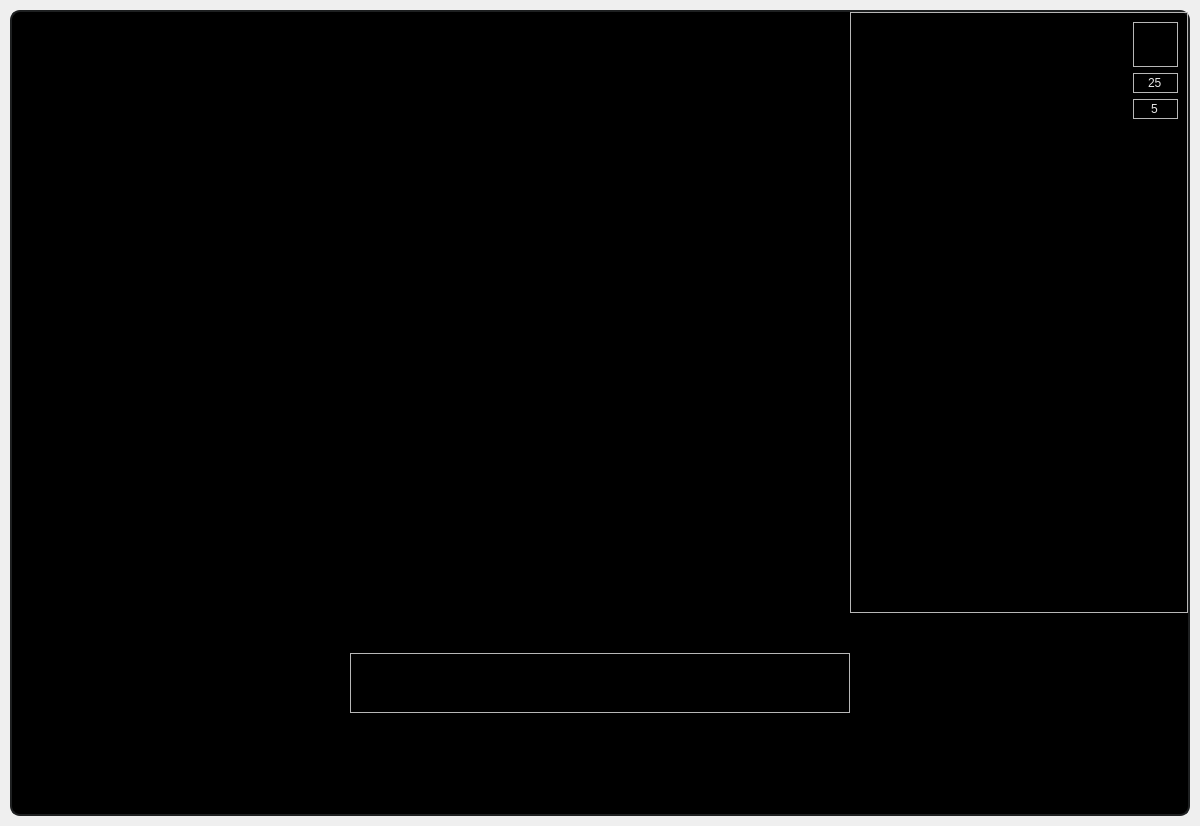
First picture: the form in main.ui, repository SurfonL/Crest, before the edit.
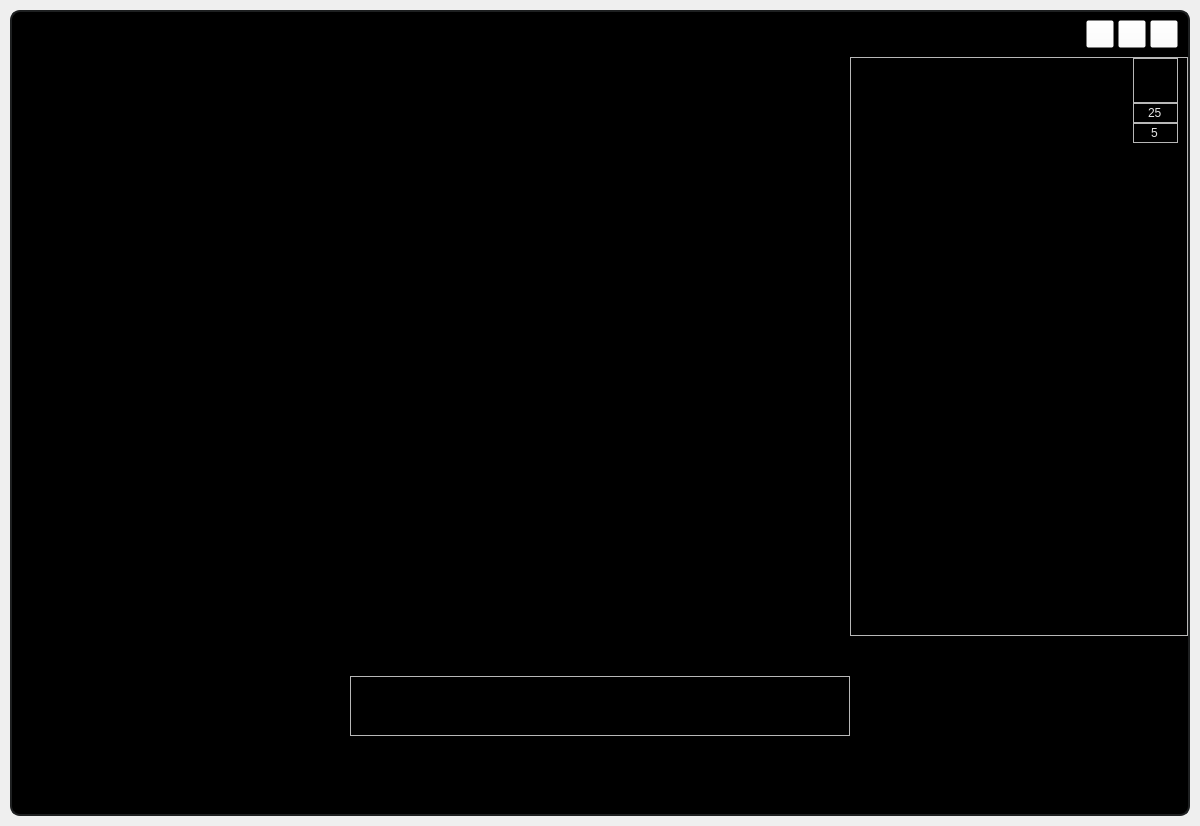
Second picture: the form after the edit. Icons and pictures are not drawn.

```diff
--- a/main.ui
+++ b/main.ui
@@ -286,65 +286,7 @@
         <property name="spacing">
          <number>0</number>
         </property>
-        <item row="1" column="1" alignment="Qt::AlignHCenter|Qt::AlignVCenter">
-         <widget class="QFrame" name="frame_3">
-          <property name="minimumSize">
-           <size>
-            <width>500</width>
-            <height>500</height>
-           </size>
-          </property>
-          <property name="maximumSize">
-           <size>
-            <width>500</width>
-            <height>500</height>
-           </size>
-          </property>
-          <property name="styleSheet">
-           <string notr="true">background: None</string>
-          </property>
-          <property name="frameShape">
-           <enum>QFrame::NoFrame</enum>
-          </property>
-          <property name="frameShadow">
-           <enum>QFrame::Raised</enum>
-          </property>
-          <layout class="QVBoxLayout" name="clock_layout0">
-           <property name="spacing">
-            <number>0</number>
-           </property>
-           <property name="sizeConstraint">
-            <enum>QLayout::SetDefaultConstraint</enum>
-           </property>
-           <property name="leftMargin">
-            <number>0</number>
-           </property>
-           <property name="topMargin">
-            <number>0</number>
-           </property>
-           <property name="rightMargin">
-            <number>0</number>
-           </property>
-           <property name="bottomMargin">
-            <number>0</number>
-           </property>
-          </layout>
-         </widget>
-        </item>
-        <item row="4" column="1">
-         <spacer name="verticalSpacer_3">
-          <property name="orientation">
-           <enum>Qt::Vertical</enum>
-          </property>
-          <property name="sizeHint" stdset="0">
-           <size>
-            <width>20</width>
-            <height>40</height>
-           </size>
-          </property>
-         </spacer>
-        </item>
-        <item row="1" column="0">
+        <item row="2" column="0">
          <spacer name="horizontalSpacer_2">
           <property name="orientation">
            <enum>Qt::Horizontal</enum>
@@ -357,7 +299,7 @@
           </property>
          </spacer>
         </item>
-        <item row="0" column="1">
+        <item row="1" column="1">
          <spacer name="verticalSpacer_4">
           <property name="orientation">
            <enum>Qt::Vertical</enum>
@@ -370,7 +312,52 @@
           </property>
          </spacer>
         </item>
-        <item row="2" column="1">
+        <item row="2" column="1" alignment="Qt::AlignHCenter|Qt::AlignVCenter">
+         <widget class="QFrame" name="frame_3">
+          <property name="minimumSize">
+           <size>
+            <width>500</width>
+            <height>500</height>
+           </size>
+          </property>
+          <property name="maximumSize">
+           <size>
+            <width>500</width>
+            <height>500</height>
+           </size>
+          </property>
+          <property name="styleSheet">
+           <string notr="true">background: None</string>
+          </property>
+          <property name="frameShape">
+           <enum>QFrame::NoFrame</enum>
+          </property>
+          <property name="frameShadow">
+           <enum>QFrame::Raised</enum>
+          </property>
+          <layout class="QVBoxLayout" name="clock_layout0">
+           <property name="spacing">
+            <number>0</number>
+           </property>
+           <property name="sizeConstraint">
+            <enum>QLayout::SetDefaultConstraint</enum>
+           </property>
+           <property name="leftMargin">
+            <number>0</number>
+           </property>
+           <property name="topMargin">
+            <number>0</number>
+           </property>
+           <property name="rightMargin">
+            <number>0</number>
+           </property>
+           <property name="bottomMargin">
+            <number>0</number>
+           </property>
+          </layout>
+         </widget>
+        </item>
+        <item row="3" column="1">
          <spacer name="verticalSpacer_6">
           <property name="orientation">
            <enum>Qt::Vertical</enum>
@@ -386,46 +373,7 @@
           </property>
          </spacer>
         </item>
-        <item row="3" column="1">
-         <widget class="QFrame" name="frame_4">
-          <property name="minimumSize">
-           <size>
-            <width>0</width>
-            <height>60</height>
-           </size>
-          </property>
-          <property name="styleSheet">
-           <string notr="true">background: None</string>
-          </property>
-          <property name="frameShape">
-           <enum>QFrame::StyledPanel</enum>
-          </property>
-          <property name="frameShadow">
-           <enum>QFrame::Raised</enum>
-          </property>
-          <layout class="QHBoxLayout" name="buttons_layout">
-           <property name="spacing">
-            <number>0</number>
-           </property>
-           <property name="leftMargin">
-            <number>0</number>
-           </property>
-           <property name="topMargin">
-            <number>0</number>
-           </property>
-           <property name="rightMargin">
-            <number>0</number>
-           </property>
-           <property name="bottomMargin">
-            <number>0</number>
-           </property>
-           <item>
-            <layout class="QHBoxLayout" name="pomo_buttons_layout"/>
-           </item>
-          </layout>
-         </widget>
-        </item>
-        <item row="0" column="2" rowspan="2">
+        <item row="1" column="2" rowspan="2">
          <widget class="QFrame" name="frame">
           <property name="styleSheet">
            <string notr="true">background: None</string>
@@ -437,6 +385,18 @@
            <enum>QFrame::Raised</enum>
           </property>
           <layout class="QGridLayout" name="gridLayout_2">
+           <property name="leftMargin">
+            <number>0</number>
+           </property>
+           <property name="topMargin">
+            <number>0</number>
+           </property>
+           <property name="rightMargin">
+            <number>9</number>
+           </property>
+           <property name="verticalSpacing">
+            <number>0</number>
+           </property>
            <item row="0" column="0">
             <spacer name="horizontalSpacer_4">
              <property name="orientation">
@@ -450,12 +410,18 @@
              </property>
             </spacer>
            </item>
-           <item row="0" column="1">
-            <widget class="QFrame" name="frame_2">
+           <item row="2" column="1">
+            <widget class="QFrame" name="frame_9">
              <property name="minimumSize">
               <size>
                <width>45</width>
-               <height>45</height>
+               <height>20</height>
+              </size>
+             </property>
+             <property name="maximumSize">
+              <size>
+               <width>45</width>
+               <height>20</height>
               </size>
              </property>
              <property name="frameShape">
@@ -464,7 +430,7 @@
              <property name="frameShadow">
               <enum>QFrame::Raised</enum>
              </property>
-             <layout class="QVBoxLayout" name="pomo_home">
+             <layout class="QHBoxLayout" name="horizontalLayout_3">
               <property name="spacing">
                <number>0</number>
               </property>
@@ -480,6 +446,47 @@
               <property name="bottomMargin">
                <number>0</number>
               </property>
+              <item>
+               <widget class="QLineEdit" name="rest_edit">
+                <property name="font">
+                 <font>
+                  <pointsize>9</pointsize>
+                  <italic>false</italic>
+                  <bold>false</bold>
+                 </font>
+                </property>
+                <property name="cursor">
+                 <cursorShape>ArrowCursor</cursorShape>
+                </property>
+                <property name="mouseTracking">
+                 <bool>false</bool>
+                </property>
+                <property name="styleSheet">
+                 <string notr="true">background: rgba(255,255,255,0);</string>
+                </property>
+                <property name="inputMask">
+                 <string extracomment="Rest Time"/>
+                </property>
+                <property name="text">
+                 <string>5</string>
+                </property>
+                <property name="maxLength">
+                 <number>2</number>
+                </property>
+                <property name="frame">
+                 <bool>false</bool>
+                </property>
+                <property name="alignment">
+                 <set>Qt::AlignCenter</set>
+                </property>
+                <property name="cursorMoveStyle">
+                 <enum>Qt::LogicalMoveStyle</enum>
+                </property>
+                <property name="clearButtonEnabled">
+                 <bool>false</bool>
+                </property>
+               </widget>
+              </item>
              </layout>
             </widget>
            </item>
@@ -566,18 +573,12 @@
              </layout>
             </widget>
            </item>
-           <item row="2" column="1">
-            <widget class="QFrame" name="frame_9">
+           <item row="0" column="1">
+            <widget class="QFrame" name="frame_2">
              <property name="minimumSize">
               <size>
                <width>45</width>
-               <height>20</height>
-              </size>
-             </property>
-             <property name="maximumSize">
-              <size>
-               <width>45</width>
-               <height>20</height>
+               <height>45</height>
               </size>
              </property>
              <property name="frameShape">
@@ -586,7 +587,7 @@
              <property name="frameShadow">
               <enum>QFrame::Raised</enum>
              </property>
-             <layout class="QHBoxLayout" name="horizontalLayout_3">
+             <layout class="QVBoxLayout" name="pomo_home">
               <property name="spacing">
                <number>0</number>
               </property>
@@ -602,53 +603,549 @@
               <property name="bottomMargin">
                <number>0</number>
               </property>
+             </layout>
+            </widget>
+           </item>
+          </layout>
+         </widget>
+        </item>
+        <item row="4" column="1">
+         <widget class="QFrame" name="frame_4">
+          <property name="minimumSize">
+           <size>
+            <width>0</width>
+            <height>60</height>
+           </size>
+          </property>
+          <property name="styleSheet">
+           <string notr="true">background: None</string>
+          </property>
+          <property name="frameShape">
+           <enum>QFrame::StyledPanel</enum>
+          </property>
+          <property name="frameShadow">
+           <enum>QFrame::Raised</enum>
+          </property>
+          <layout class="QHBoxLayout" name="buttons_layout">
+           <property name="spacing">
+            <number>0</number>
+           </property>
+           <property name="leftMargin">
+            <number>0</number>
+           </property>
+           <property name="topMargin">
+            <number>0</number>
+           </property>
+           <property name="rightMargin">
+            <number>0</number>
+           </property>
+           <property name="bottomMargin">
+            <number>0</number>
+           </property>
+           <item>
+            <layout class="QHBoxLayout" name="pomo_buttons_layout"/>
+           </item>
+          </layout>
+         </widget>
+        </item>
+        <item row="0" column="0" colspan="3" alignment="Qt::AlignRight">
+         <widget class="QFrame" name="pomo_title_bar">
+          <property name="sizePolicy">
+           <sizepolicy hsizetype="Preferred" vsizetype="Preferred">
+            <horstretch>0</horstretch>
+            <verstretch>0</verstretch>
+           </sizepolicy>
+          </property>
+          <property name="minimumSize">
+           <size>
+            <width>0</width>
+            <height>45</height>
+           </size>
+          </property>
+          <property name="styleSheet">
+           <string notr="true">background-color: rgba(255, 255, 255, 0);</string>
+          </property>
+          <property name="frameShape">
+           <enum>QFrame::StyledPanel</enum>
+          </property>
+          <property name="frameShadow">
+           <enum>QFrame::Raised</enum>
+          </property>
+          <property name="lineWidth">
+           <number>0</number>
+          </property>
+          <layout class="QHBoxLayout" name="horizontalLayout_5" stretch="0,0">
+           <property name="spacing">
+            <number>4</number>
+           </property>
+           <property name="sizeConstraint">
+            <enum>QLayout::SetDefaultConstraint</enum>
+           </property>
+           <property name="leftMargin">
+            <number>0</number>
+           </property>
+           <property name="topMargin">
+            <number>0</number>
+           </property>
+           <property name="bottomMargin">
+            <number>0</number>
+           </property>
+           <item>
+            <spacer name="horizontalSpacer_5">
+             <property name="orientation">
+              <enum>Qt::Horizontal</enum>
+             </property>
+             <property name="sizeType">
+              <enum>QSizePolicy::Maximum</enum>
+             </property>
+             <property name="sizeHint" stdset="0">
+              <size>
+               <width>3000</width>
+               <height>20</height>
+              </size>
+             </property>
+            </spacer>
+           </item>
+           <item>
+            <widget class="QFrame" name="top_btns_2">
+             <property name="enabled">
+              <bool>true</bool>
+             </property>
+             <property name="sizePolicy">
+              <sizepolicy hsizetype="Preferred" vsizetype="Preferred">
+               <horstretch>0</horstretch>
+               <verstretch>0</verstretch>
+              </sizepolicy>
+             </property>
+             <property name="maximumSize">
+              <size>
+               <width>100</width>
+               <height>16777215</height>
+              </size>
+             </property>
+             <property name="styleSheet">
+              <string notr="true">background-color: rgba(255, 255, 255, 0);</string>
+             </property>
+             <property name="frameShape">
+              <enum>QFrame::NoFrame</enum>
+             </property>
+             <property name="frameShadow">
+              <enum>QFrame::Raised</enum>
+             </property>
+             <property name="lineWidth">
+              <number>0</number>
+             </property>
+             <layout class="QHBoxLayout" name="top_btn_layout_2">
+              <property name="spacing">
+               <number>4</number>
+              </property>
+              <property name="leftMargin">
+               <number>0</number>
+              </property>
+              <property name="topMargin">
+               <number>0</number>
+              </property>
+              <property name="rightMargin">
+               <number>0</number>
+              </property>
+              <property name="bottomMargin">
+               <number>0</number>
+              </property>
               <item>
-               <widget class="QLineEdit" name="rest_edit">
+               <widget class="QPushButton" name="minimize_app_btn_2">
+                <property name="minimumSize">
+                 <size>
+                  <width>28</width>
+                  <height>28</height>
+                 </size>
+                </property>
+                <property name="maximumSize">
+                 <size>
+                  <width>28</width>
+                  <height>28</height>
+                 </size>
+                </property>
+                <property name="palette">
+                 <palette>
+                  <active>
+                   <colorrole role="WindowText">
+                    <brush brushstyle="SolidPattern">
+                     <color alpha="255">
+                      <red>230</red>
+                      <green>230</green>
+                      <blue>230</blue>
+                     </color>
+                    </brush>
+                   </colorrole>
+                   <colorrole role="Button">
+                    <brush brushstyle="SolidPattern">
+                     <color alpha="0">
+                      <red>255</red>
+                      <green>255</green>
+                      <blue>255</blue>
+                     </color>
+                    </brush>
+                   </colorrole>
+                   <colorrole role="Text">
+                    <brush brushstyle="SolidPattern">
+                     <color alpha="255">
+                      <red>230</red>
+                      <green>230</green>
+                      <blue>230</blue>
+                     </color>
+                    </brush>
+                   </colorrole>
+                   <colorrole role="ButtonText">
+                    <brush brushstyle="SolidPattern">
+                     <color alpha="255">
+                      <red>230</red>
+                      <green>230</green>
+                      <blue>230</blue>
+                     </color>
+                    </brush>
+                   </colorrole>
+                   <colorrole role="Base">
+                    <brush brushstyle="SolidPattern">
+                     <color alpha="0">
+                      <red>255</red>
+                      <green>255</green>
+                      <blue>255</blue>
+                     </color>
+                    </brush>
+                   </colorrole>
+                   <colorrole role="Window">
+                    <brush brushstyle="SolidPattern">
+                     <color alpha="0">
+                      <red>255</red>
+                      <green>255</green>
+                      <blue>255</blue>
+                     </color>
+                    </brush>
+                   </colorrole>
+                   <colorrole role="Highlight">
+                    <brush brushstyle="SolidPattern">
+                     <color alpha="255">
+                      <red>86</red>
+                      <green>115</green>
+                      <blue>0</blue>
+                     </color>
+                    </brush>
+                   </colorrole>
+                   <colorrole role="PlaceholderText">
+                    <brush brushstyle="SolidPattern">
+                     <color alpha="255">
+                      <red>230</red>
+                      <green>230</green>
+                      <blue>230</blue>
+                     </color>
+                    </brush>
+                   </colorrole>
+                  </active>
+                  <inactive>
+                   <colorrole role="WindowText">
+                    <brush brushstyle="SolidPattern">
+                     <color alpha="255">
+                      <red>230</red>
+                      <green>230</green>
+                      <blue>230</blue>
+                     </color>
+                    </brush>
+                   </colorrole>
+                   <colorrole role="Button">
+                    <brush brushstyle="SolidPattern">
+                     <color alpha="0">
+                      <red>255</red>
+                      <green>255</green>
+                      <blue>255</blue>
+                     </color>
+                    </brush>
+                   </colorrole>
+                   <colorrole role="Text">
+                    <brush brushstyle="SolidPattern">
+                     <color alpha="255">
+                      <red>230</red>
+                      <green>230</green>
+                      <blue>230</blue>
+                     </color>
+                    </brush>
+                   </colorrole>
+                   <colorrole role="ButtonText">
+                    <brush brushstyle="SolidPattern">
+                     <color alpha="255">
+                      <red>230</red>
+                      <green>230</green>
+                      <blue>230</blue>
+                     </color>
+                    </brush>
+                   </colorrole>
+                   <colorrole role="Base">
+                    <brush brushstyle="SolidPattern">
+                     <color alpha="0">
+                      <red>255</red>
+                      <green>255</green>
+                      <blue>255</blue>
+                     </color>
+                    </brush>
+                   </colorrole>
+                   <colorrole role="Window">
+                    <brush brushstyle="SolidPattern">
+                     <color alpha="0">
+                      <red>255</red>
+                      <green>255</green>
+                      <blue>255</blue>
+                     </color>
+                    </brush>
+                   </colorrole>
+                   <colorrole role="Highlight">
+                    <brush brushstyle="SolidPattern">
+                     <color alpha="255">
+                      <red>86</red>
+                      <green>115</green>
+                      <blue>0</blue>
+                     </color>
+                    </brush>
+                   </colorrole>
+                   <colorrole role="PlaceholderText">
+                    <brush brushstyle="SolidPattern">
+                     <color alpha="255">
+                      <red>230</red>
+                      <green>230</green>
+                      <blue>230</blue>
+                     </color>
+                    </brush>
+                   </colorrole>
+                  </inactive>
+                  <disabled>
+                   <colorrole role="WindowText">
+                    <brush brushstyle="SolidPattern">
+                     <color alpha="255">
+                      <red>230</red>
+                      <green>230</green>
+                      <blue>230</blue>
+                     </color>
+                    </brush>
+                   </colorrole>
+                   <colorrole role="Button">
+                    <brush brushstyle="SolidPattern">
+                     <color alpha="0">
+                      <red>255</red>
+                      <green>255</green>
+                      <blue>255</blue>
+                     </color>
+                    </brush>
+                   </colorrole>
+                   <colorrole role="Text">
+                    <brush brushstyle="SolidPattern">
+                     <color alpha="255">
+                      <red>230</red>
+                      <green>230</green>
+                      <blue>230</blue>
+                     </color>
+                    </brush>
+                   </colorrole>
+                   <colorrole role="ButtonText">
+                    <brush brushstyle="SolidPattern">
+                     <color alpha="255">
+                      <red>230</red>
+                      <green>230</green>
+                      <blue>230</blue>
+                     </color>
+                    </brush>
+                   </colorrole>
+                   <colorrole role="Base">
+                    <brush brushstyle="SolidPattern">
+                     <color alpha="0">
+                      <red>255</red>
+                      <green>255</green>
+                      <blue>255</blue>
+                     </color>
+                    </brush>
+                   </colorrole>
+                   <colorrole role="Window">
+                    <brush brushstyle="SolidPattern">
+                     <color alpha="0">
+                      <red>255</red>
+                      <green>255</green>
+                      <blue>255</blue>
+                     </color>
+                    </brush>
+                   </colorrole>
+                   <colorrole role="Highlight">
+                    <brush brushstyle="SolidPattern">
+                     <color alpha="255">
+                      <red>86</red>
+                      <green>115</green>
+                      <blue>0</blue>
+                     </color>
+                    </brush>
+                   </colorrole>
+                   <colorrole role="PlaceholderText">
+                    <brush brushstyle="SolidPattern">
+                     <color alpha="255">
+                      <red>230</red>
+                      <green>230</green>
+                      <blue>230</blue>
+                     </color>
+                    </brush>
+                   </colorrole>
+                  </disabled>
+                 </palette>
+                </property>
                 <property name="font">
                  <font>
                   <pointsize>9</pointsize>
                   <italic>false</italic>
                   <bold>false</bold>
+                  <stylestrategy>NoAntialias</stylestrategy>
                  </font>
                 </property>
                 <property name="cursor">
-                 <cursorShape>ArrowCursor</cursorShape>
+                 <cursorShape>PointingHandCursor</cursorShape>
                 </property>
-                <property name="mouseTracking">
-                 <bool>false</bool>
+                <property name="toolTip">
+                 <string>Minimize</string>
                 </property>
                 <property name="styleSheet">
-                 <string notr="true">background: rgba(255,255,255,0);</string>
+                 <string notr="true"/>
                 </property>
-                <property name="inputMask">
-                 <string extracomment="Rest Time"/>
+                <property name="text">
+                 <string/>
                 </property>
+                <property name="icon">
+                 <iconset resource="resources.qrc">
+                  <normaloff>:/icons_svg/images/icons_svg/icon_minimize.svg</normaloff>:/icons_svg/images/icons_svg/icon_minimize.svg</iconset>
+                </property>
+                <property name="iconSize">
+                 <size>
+                  <width>10</width>
+                  <height>10</height>
+                 </size>
+                </property>
+               </widget>
+              </item>
+              <item>
+               <widget class="QPushButton" name="maximize_restore_app_btn_2">
+                <property name="minimumSize">
+                 <size>
+                  <width>28</width>
+                  <height>28</height>
+                 </size>
+                </property>
+                <property name="maximumSize">
+                 <size>
+                  <width>28</width>
+                  <height>28</height>
+                 </size>
+                </property>
+                <property name="font">
+                 <font>
+                  <pointsize>9</pointsize>
+                  <italic>false</italic>
+                  <bold>false</bold>
+                  <stylestrategy>PreferDefault</stylestrategy>
+                 </font>
+                </property>
+                <property name="cursor">
+                 <cursorShape>PointingHandCursor</cursorShape>
+                </property>
+                <property name="toolTip">
+                 <string>Maximize</string>
+                </property>
+                <property name="styleSheet">
+                 <string notr="true"/>
+                </property>
                 <property name="text">
-                 <string>5</string>
+                 <string/>
                 </property>
-                <property name="maxLength">
-                 <number>2</number>
+                <property name="icon">
+                 <iconset resource="resources.qrc">
+                  <normaloff>:/icons_svg/images/icons_svg/icon_maximize.svg</normaloff>
+                  <normalon>:/icons_svg/images/icons_svg/icon_restore.svg</normalon>:/icons_svg/images/icons_svg/icon_maximize.svg</iconset>
                 </property>
-                <property name="frame">
+                <property name="iconSize">
+                 <size>
+                  <width>10</width>
+                  <height>10</height>
+                 </size>
+                </property>
+                <property name="checkable">
                  <bool>false</bool>
                 </property>
-                <property name="alignment">
-                 <set>Qt::AlignCenter</set>
+                <property name="checked">
+                 <bool>false</bool>
                 </property>
-                <property name="cursorMoveStyle">
-                 <enum>Qt::LogicalMoveStyle</enum>
+               </widget>
+              </item>
+              <item>
+               <widget class="QPushButton" name="close_app_btn_2">
+                <property name="minimumSize">
+                 <size>
+                  <width>28</width>
+                  <height>28</height>
+                 </size>
                 </property>
-                <property name="clearButtonEnabled">
-                 <bool>false</bool>
+                <property name="maximumSize">
+                 <size>
+                  <width>28</width>
+                  <height>28</height>
+                 </size>
                 </property>
+                <property name="cursor">
+                 <cursorShape>PointingHandCursor</cursorShape>
+                </property>
+                <property name="toolTip">
+                 <string>Close</string>
+                </property>
+                <property name="styleSheet">
+                 <string notr="true"/>
+                </property>
+                <property name="text">
+                 <string/>
+                </property>
+                <property name="icon">
+                 <iconset resource="resources.qrc">
+                  <normaloff>:/icons_svg/images/icons_svg/icon_close.svg</normaloff>:/icons_svg/images/icons_svg/icon_close.svg</iconset>
+                </property>
+                <property name="iconSize">
+                 <size>
+                  <width>10</width>
+                  <height>10</height>
+                 </size>
+                </property>
                </widget>
               </item>
+              <item>
+               <spacer name="horizontalSpacer_3">
+                <property name="orientation">
+                 <enum>Qt::Horizontal</enum>
+                </property>
+                <property name="sizeHint" stdset="0">
+                 <size>
+                  <width>40</width>
+                  <height>20</height>
+                 </size>
+                </property>
+               </spacer>
+              </item>
              </layout>
             </widget>
            </item>
           </layout>
          </widget>
         </item>
+        <item row="5" column="1">
+         <spacer name="verticalSpacer_3">
+          <property name="orientation">
+           <enum>Qt::Vertical</enum>
+          </property>
+          <property name="sizeHint" stdset="0">
+           <size>
+            <width>20</width>
+            <height>40</height>
+           </size>
+          </property>
+         </spacer>
+        </item>
        </layout>
       </widget>
       <widget class="QWidget" name="psd_appPage0">
@@ -983,6 +1480,9 @@
                 </property>
                 <item>
                  <widget class="QLabel" name="title_bar">
+                  <property name="styleSheet">
+                   <string notr="true">ba</string>
+                  </property>
                   <property name="lineWidth">
                    <number>0</number>
                   </property>
@@ -1038,6 +1538,151 @@
                        <height>28</height>
                       </size>
                      </property>
+                     <property name="palette">
+                      <palette>
+                       <active>
+                        <colorrole role="WindowText">
+                         <brush brushstyle="SolidPattern">
+                          <color alpha="255">
+                           <red>230</red>
+                           <green>230</green>
+                           <blue>230</blue>
+                          </color>
+                         </brush>
+                        </colorrole>
+                        <colorrole role="Text">
+                         <brush brushstyle="SolidPattern">
+                          <color alpha="255">
+                           <red>230</red>
+                           <green>230</green>
+                           <blue>230</blue>
+                          </color>
+                         </brush>
+                        </colorrole>
+                        <colorrole role="ButtonText">
+                         <brush brushstyle="SolidPattern">
+                          <color alpha="255">
+                           <red>230</red>
+                           <green>230</green>
+                           <blue>230</blue>
+                          </color>
+                         </brush>
+                        </colorrole>
+                        <colorrole role="Highlight">
+                         <brush brushstyle="SolidPattern">
+                          <color alpha="255">
+                           <red>86</red>
+                           <green>115</green>
+                           <blue>0</blue>
+                          </color>
+                         </brush>
+                        </colorrole>
+                        <colorrole role="PlaceholderText">
+                         <brush brushstyle="SolidPattern">
+                          <color alpha="255">
+                           <red>230</red>
+                           <green>230</green>
+                           <blue>230</blue>
+                          </color>
+                         </brush>
+                        </colorrole>
+                       </active>
+                       <inactive>
+                        <colorrole role="WindowText">
+                         <brush brushstyle="SolidPattern">
+                          <color alpha="255">
+                           <red>230</red>
+                           <green>230</green>
+                           <blue>230</blue>
+                          </color>
+                         </brush>
+                        </colorrole>
+                        <colorrole role="Text">
+                         <brush brushstyle="SolidPattern">
+                          <color alpha="255">
+                           <red>230</red>
+                           <green>230</green>
+                           <blue>230</blue>
+                          </color>
+                         </brush>
+                        </colorrole>
+                        <colorrole role="ButtonText">
+                         <brush brushstyle="SolidPattern">
+                          <color alpha="255">
+                           <red>230</red>
+                           <green>230</green>
+                           <blue>230</blue>
+                          </color>
+                         </brush>
+                        </colorrole>
+                        <colorrole role="Highlight">
+                         <brush brushstyle="SolidPattern">
+                          <color alpha="255">
+                           <red>86</red>
+                           <green>115</green>
+                           <blue>0</blue>
+                          </color>
+                         </brush>
+                        </colorrole>
+                        <colorrole role="PlaceholderText">
+                         <brush brushstyle="SolidPattern">
+                          <color alpha="255">
+                           <red>230</red>
+                           <green>230</green>
+                           <blue>230</blue>
+                          </color>
+                         </brush>
+                        </colorrole>
+                       </inactive>
+                       <disabled>
+                        <colorrole role="WindowText">
+                         <brush brushstyle="SolidPattern">
+                          <color alpha="255">
+                           <red>230</red>
+                           <green>230</green>
+                           <blue>230</blue>
+                          </color>
+                         </brush>
+                        </colorrole>
+                        <colorrole role="Text">
+                         <brush brushstyle="SolidPattern">
+                          <color alpha="255">
+                           <red>230</red>
+                           <green>230</green>
+                           <blue>230</blue>
+                          </color>
+                         </brush>
+                        </colorrole>
+                        <colorrole role="ButtonText">
+                         <brush brushstyle="SolidPattern">
+                          <color alpha="255">
+                           <red>230</red>
+                           <green>230</green>
+                           <blue>230</blue>
+                          </color>
+                         </brush>
+                        </colorrole>
+                        <colorrole role="Highlight">
+                         <brush brushstyle="SolidPattern">
+                          <color alpha="255">
+                           <red>86</red>
+                           <green>115</green>
+                           <blue>0</blue>
+                          </color>
+                         </brush>
+                        </colorrole>
+                        <colorrole role="PlaceholderText">
+                         <brush brushstyle="SolidPattern">
+                          <color alpha="255">
+                           <red>230</red>
+                           <green>230</green>
+                           <blue>230</blue>
+                          </color>
+                         </brush>
+                        </colorrole>
+                       </disabled>
+                      </palette>
+                     </property>
                      <property name="font">
                       <font>
                        <pointsize>9</pointsize>
```
